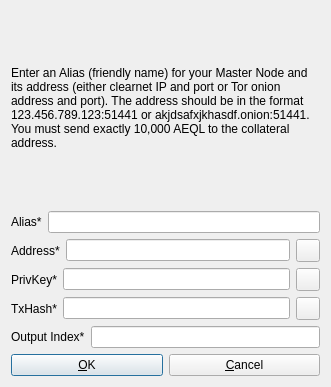
This is src/qt/forms/addeditadrenalinenode.ui in SaltineChips/Aequitas_Network as Qt 5 draws it before an edit. The edited form follows.
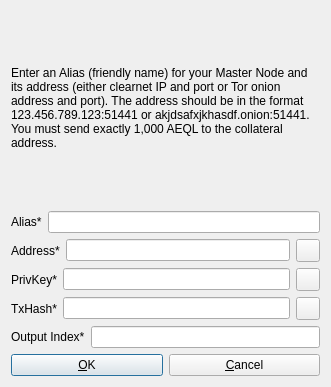
This is the edited form. Icons and pictures are not drawn.

```diff
--- a/src/qt/forms/addeditadrenalinenode.ui
+++ b/src/qt/forms/addeditadrenalinenode.ui
@@ -29,7 +29,7 @@
       </sizepolicy>
      </property>
      <property name="text">
-      <string>&lt;html&gt;&lt;head/&gt;&lt;body&gt;&lt;p&gt;Enter an Alias (friendly name) for your Master Node and its address (either clearnet IP and port or Tor onion address and port). The address should be in the format 123.456.789.123:51441 or akjdsafxjkhasdf.onion:51441. You must send exactly 10,000 AEQL to the collateral address.&lt;/p&gt;&lt;/body&gt;&lt;/html&gt;</string>
+      <string>&lt;html&gt;&lt;head/&gt;&lt;body&gt;&lt;p&gt;Enter an Alias (friendly name) for your Master Node and its address (either clearnet IP and port or Tor onion address and port). The address should be in the format 123.456.789.123:51441 or akjdsafxjkhasdf.onion:51441. You must send exactly 1,000 AEQL to the collateral address.&lt;/p&gt;&lt;/body&gt;&lt;/html&gt;</string>
      </property>
      <property name="wordWrap">
       <bool>true</bool>
```
